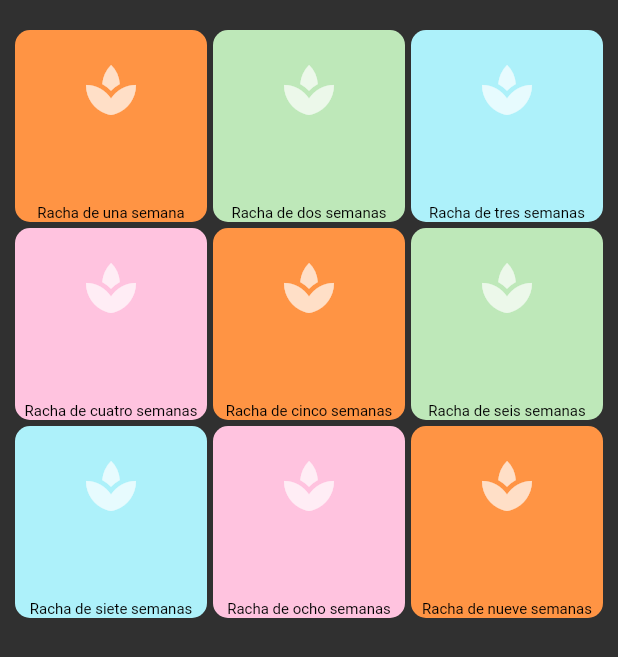
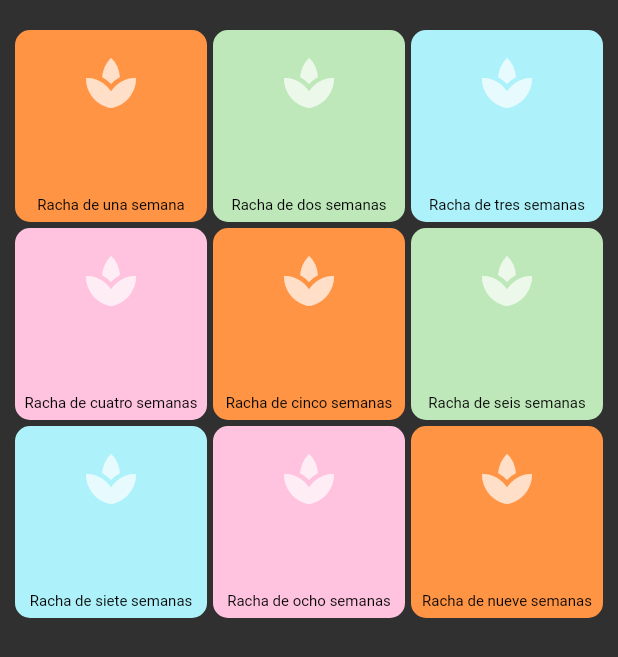
Before and after one commit to ianespana/Proyecto-Final-Flutter, a Flutter app: the Achievements screen opened directly, on a phone screen of 412 x 824 dp. Shown: the top 657 px of the screen. Run offline on Flutter 3.47's test engine with Material 2 defaults, Android fonts, the phone set to English and light mode, and no system bars; missing offline and left inert: dart:ffi; network calls fail.

Commit message:
Usar Stack en lugar de Column

```diff
--- a/lib/achievement.dart
+++ b/lib/achievement.dart
@@ -20,21 +20,23 @@ class Achievement extends StatelessWidget {
         color: color,
         borderRadius: BorderRadius.circular(10),
       ),
-      child: Column(
-        mainAxisAlignment: MainAxisAlignment.center,
-        crossAxisAlignment: CrossAxisAlignment.center,
+      child: Stack(
         children: [
-          Container(
-            padding: const EdgeInsets.only(top: 20),
+          Align(
+            alignment: Alignment.topCenter,
+            child: Container(
+              padding: const EdgeInsets.only(top: 15),
               child: Icon(
                 icon,
                 color: Colors.white70,
                 size: 40,
               ),
             ),
-          const Spacer(),
-          Container(
-            padding: const EdgeInsets.only(left: 2, right: 2),
+          ),
+          Align(
+            alignment: Alignment.bottomCenter,
+            child: Container(
+              padding: const EdgeInsets.only(left: 2, right: 2, bottom: 5),
               child: Text(
                 name,
                 textAlign: TextAlign.center,
@@ -44,6 +46,7 @@ class Achievement extends StatelessWidget {
                 ),
               ),
             ),
+          )
         ],
       ),
     );
```
Lines whose indentation alone changed are shown as unchanged.
